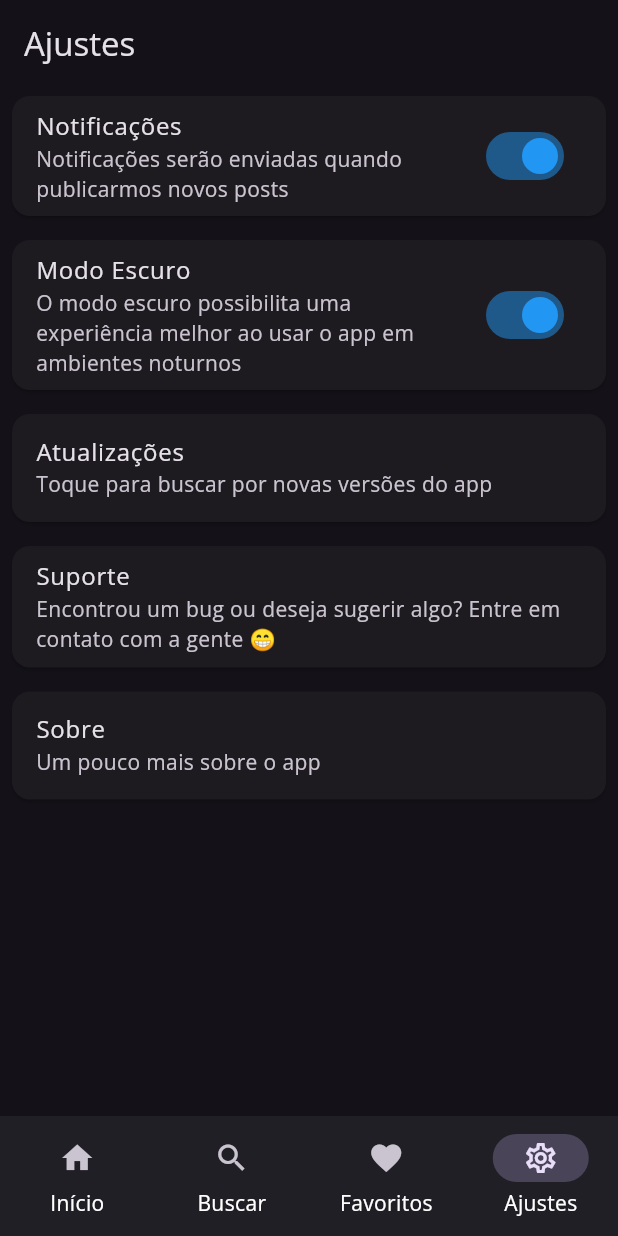
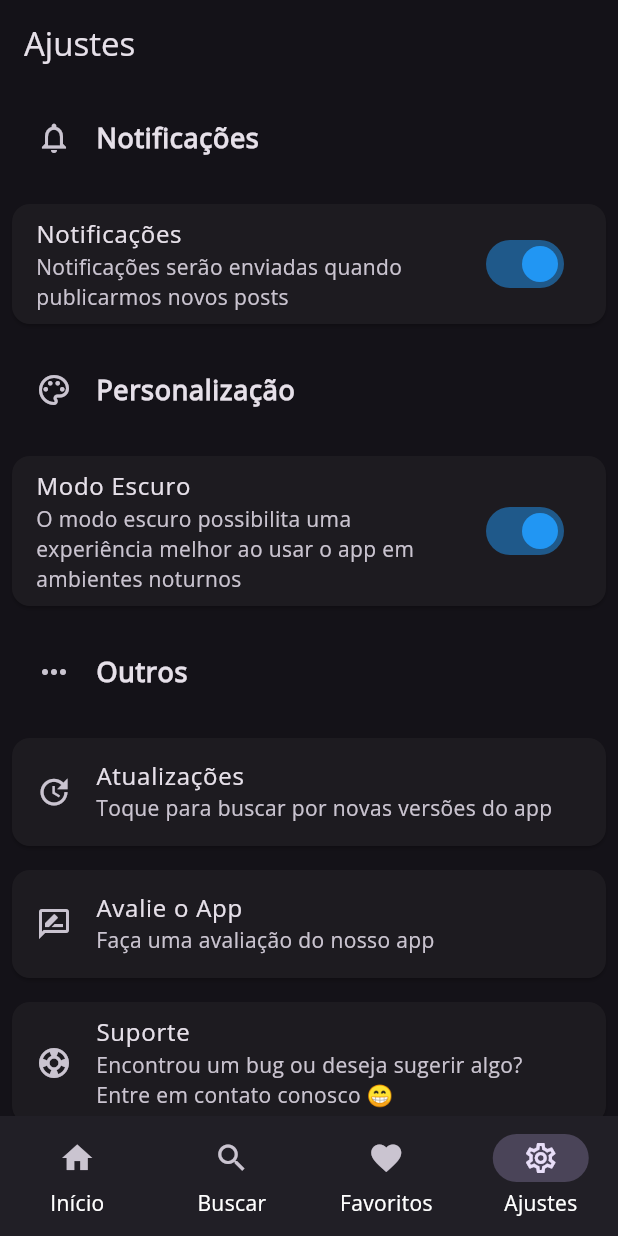
Before and after one commit to hendrilmendes/News-Droid, a Flutter app: the screen it shows after launch, item 4 of the bottom bar chosen, on a phone screen of 412 x 824 dp. Run offline on Flutter 3.47's test engine with Material 3 defaults, Android fonts, the phone set to English and light mode, and no system bars; drawn by our look-alikes of dynamic_color; our stand-ins replace cached_network_image, connectivity_plus, firebase_core, firebase_crashlytics, firebase_messaging, flutter_expandable_fab and 10 more; missing offline and left inert: feedback, flutter_email_sender, flutter_web_auth_2; accounts and stored records are empty; network calls fail.

Commit message:
Melhorias visuais, correções e novo recurso

```diff
--- a/lib/api/api.dart
+++ b/lib/api/api.dart
@@ -1,3 +1,3 @@
-const String blogId = '3386768038934102311'; // Sua ID do blog
+const String blogId = '3386768038934102311'; // ID do blog
 const String apiKey =
-    'AIzaSyDnllJ2_CVl0wqYH-ZhgYnWw1BT42g5wZk'; // Sua chave de API
+    'AIzaSyDnllJ2_CVl0wqYH-ZhgYnWw1BT42g5wZk'; // Chave de API
--- a/lib/helper/auth.dart
+++ b/lib/helper/auth.dart
@@ -32,7 +32,7 @@ class OAuth2Helper {
     } catch (e) {
       // Lida com erros de autenticação.
       if (kDebugMode) {
-        print('Erro de autenticação: $e');
+        print("Erro de autenticação: $e");
       }
       return null;
     }
@@ -59,7 +59,7 @@ class OAuth2Helper {
       return accessToken;
     } else {
       if (kDebugMode) {
-        print('Erro ao obter o token de acesso: ${response.body}');
+        print("Erro ao obter o token de acesso: ${response.body}");
       }
       return null;
     }
--- a/lib/main.dart
+++ b/lib/main.dart
@@ -35,12 +35,15 @@ main() async {
     options: DefaultFirebaseOptions.currentPlatform,
   );
 
+  // Favoritos
   await Hive.initFlutter();
   Hive.registerAdapter(FavoritePostAdapter());
   await Hive.openBox('favorite_posts');
 
+  //Data da publicacao formatada
   await initializeDateFormatting();
 
+  //Firebase
   FirebaseMessaging messaging = FirebaseMessaging.instance;
 
   NotificationSettings settings = await messaging.requestPermission(
@@ -54,7 +57,7 @@ main() async {
   );
 
   if (kDebugMode) {
-    print('User granted permission: ${settings.authorizationStatus}');
+    print("Permissão concedida ao usuário: ${settings.authorizationStatus}");
   }
 
   FlutterError.onError = FirebaseCrashlytics.instance.recordFlutterFatalError;
@@ -62,15 +65,15 @@ main() async {
 
   FirebaseMessaging.onMessage.listen((RemoteMessage message) {
     if (kDebugMode) {
-      print('Got a message whilst in the foreground!');
+      print("Recebi uma mensagem enquanto estava em primeiro plano!");
     }
     if (kDebugMode) {
-      print('Message data: ${message.data}');
+      print("Dados da mensagem: ${message.data}");
     }
 
     if (message.notification != null) {
       if (kDebugMode) {
-        print('Message also contained a notification: ${message.notification}');
+        print("A mensagem continha uma notificação: ${message.notification}");
       }
     }
   });
@@ -79,7 +82,7 @@ main() async {
 Future<void> _firebaseMessagingBackgroundHandler(RemoteMessage message) async {
   await Firebase.initializeApp();
   if (kDebugMode) {
-    print("Handling a background message: ${message.messageId}");
+    print("Lidando com uma mensagem em segundo plano: ${message.messageId}");
   }
 }
 
--- a/lib/telas/config/config.dart
+++ b/lib/telas/config/config.dart
@@ -5,6 +5,7 @@ import 'package:flutter/foundation.dart';
 import 'package:flutter/material.dart';
 import 'package:firebase_messaging/firebase_messaging.dart';
 import 'package:flutter_email_sender/flutter_email_sender.dart';
+import 'package:in_app_review/in_app_review.dart';
 import 'package:newsdroid/api/updater.dart';
 import 'package:newsdroid/telas/sobre/sobre.dart';
 import 'package:package_info_plus/package_info_plus.dart';
@@ -36,9 +37,9 @@ class _SettingsScreenState extends State<SettingsScreen> {
       setState(() {
         appVersion = packageInfo.version;
         appBuild = packageInfo.buildNumber;
-        authorApp = 'Hendril Mendes';
+        authorApp = "Hendril Mendes";
         descApp =
-            'Um projeto amador para um app de notícias que usa a API do Blogger';
+            "Um projeto amador para um app de notícias que usa a API do Blogger";
       });
     });
 
@@ -47,14 +48,14 @@ class _SettingsScreenState extends State<SettingsScreen> {
     // Ouvinte de alterações de estado para notificações
     FirebaseMessaging.instance.onTokenRefresh.listen((token) {
       if (kDebugMode) {
-        print('Token atualizado: $token');
+        print("Token atualizado: $token");
       }
     });
 
     // Ouvinte de notificações
     FirebaseMessaging.onMessage.listen((RemoteMessage message) {
       if (kDebugMode) {
-        print('Mensagem recebida: ${message.data}');
+        print("Mensagem recebida: ${message.data}");
       }
 
       // Se a notificação contém uma ação, execute-a
@@ -75,7 +76,7 @@ class _SettingsScreenState extends State<SettingsScreen> {
       String? token = await FirebaseMessaging.instance.getToken();
       if (token != null && kDebugMode) {
         if (kDebugMode) {
-          print('Token registered: $token');
+          print("Token registrado: $token");
         }
       }
     }
@@ -89,13 +90,13 @@ class _SettingsScreenState extends State<SettingsScreen> {
       String? token = await FirebaseMessaging.instance.getToken();
       if (token != null && kDebugMode) {
         if (kDebugMode) {
-          print('Token registered: $token');
+          print("Token registtrado: $token");
         }
       }
     } else {
       await FirebaseMessaging.instance.deleteToken();
       if (kDebugMode) {
-        print('Token unregistered.');
+        print("Token não registrado.");
       }
     }
   }
@@ -114,20 +115,51 @@ class _SettingsScreenState extends State<SettingsScreen> {
 
     return Scaffold(
       appBar: AppBar(
-        title: const Text('Ajustes'),
+        title: const Text("Ajustes"),
       ),
       body: ListView(
         children: [
-          // Notificacoes
-          Card(
+          _buildCategoryHeader("Notificações", Icons.notifications_outlined),
+          _buildNotificationSettings(),
+          _buildCategoryHeader("Personalização", Icons.palette_outlined),
+          _buildThemeSettings(themeModel),
+          _buildCategoryHeader("Outros", Icons.more_horiz),
+          _buildUpdateSettings(),
+          _buildReview(),
+          _buildSupportSettings(),
+          _buildAboutSettings(),
+        ],
+      ),
+    );
+  }
+
+  Widget _buildCategoryHeader(String title, IconData icon) {
+    return Padding(
+      padding: const EdgeInsets.all(8.0),
+      child: ListTile(
+        leading: Icon(icon),
+        title: Text(
+          title,
+          style: const TextStyle(
+            fontWeight: FontWeight.bold,
+            fontSize: 18,
+          ),
+        ),
+      ),
+    );
+  }
+
+  Widget _buildNotificationSettings() {
+    return Card(
       clipBehavior: Clip.hardEdge,
       margin: const EdgeInsets.all(8.0),
-            child: SwitchListTile.adaptive(
-              activeColor: Colors.blue,
-              title: const Text('Notificações'),
+      child: ListTile(
+        title: const Text("Notificações"),
         subtitle: const Text(
           "Notificações serão enviadas quando publicarmos novos posts",
         ),
+        trailing: Switch(
+          activeColor: Colors.blue,
           value: _notificationsEnabled,
           onChanged: (value) {
             setState(() {
@@ -137,17 +169,20 @@ class _SettingsScreenState extends State<SettingsScreen> {
           },
         ),
       ),
+    );
+  }
 
-          // Temas
-          Card(
+  Widget _buildThemeSettings(ThemeModel themeModel) {
+    return Card(
       clipBehavior: Clip.hardEdge,
       margin: const EdgeInsets.all(8.0),
-            child: SwitchListTile.adaptive(
-              activeColor: Colors.blue,
-              title: const Text('Modo Escuro'),
+      child: ListTile(
+        title: const Text("Modo Escuro"),
         subtitle: const Text(
           "O modo escuro possibilita uma experiência melhor ao usar o app em ambientes noturnos",
         ),
+        trailing: Switch(
+          activeColor: Colors.blue,
           value: themeModel.isDarkMode,
           onChanged: (value) {
             themeModel.toggleDarkMode();
@@ -155,31 +190,36 @@ class _SettingsScreenState extends State<SettingsScreen> {
           },
         ),
       ),
+    );
+  }
 
-          // Versao
-          Card(
+  Widget _buildUpdateSettings() {
+    return Card(
       clipBehavior: Clip.hardEdge,
       margin: const EdgeInsets.all(8.0),
       child: ListTile(
-              title: const Text('Atualizações'),
-              subtitle:
-                  const Text('Toque para buscar por novas versões do app'),
+        title: const Text("Atualizações"),
+        subtitle: const Text("Toque para buscar por novas versões do app"),
+        leading: const Icon(Icons.update),
         onTap: () {
           Updater.checkForUpdates(context);
         },
       ),
-          ),
-          // Suporte
-          Card(
+    );
+  }
+
+  Widget _buildSupportSettings() {
+    return Card(
       clipBehavior: Clip.hardEdge,
       margin: const EdgeInsets.all(8.0),
       child: ListTile(
         title: const Text(
-                'Suporte',
+          "Suporte",
         ),
         subtitle: const Text(
-                'Encontrou um bug ou deseja sugerir algo? Entre em contato com a gente 😁',
+          "Encontrou um bug ou deseja sugerir algo? Entre em contato conosco 😁",
         ),
+        leading: const Icon(Icons.support),
         onTap: () {
           BetterFeedback.of(context).show((feedback) async {
             final screenshotFilePath =
@@ -196,14 +236,36 @@ class _SettingsScreenState extends State<SettingsScreen> {
           });
         },
       ),
-          ),
-          // Sobre
-          Card(
+    );
+  }
+
+  Widget _buildReview() {
+    return Card(
       clipBehavior: Clip.hardEdge,
       margin: const EdgeInsets.all(8.0),
       child: ListTile(
-              title: const Text('Sobre'),
+        title: const Text("Avalie o App"),
+        subtitle: const Text("Faça uma avaliação do nosso app"),
+        leading: const Icon(Icons.rate_review_outlined),
+        onTap: () async {
+          final InAppReview inAppReview = InAppReview.instance;
+
+          if (await inAppReview.isAvailable()) {
+            inAppReview.requestReview();
+          }
+        },
+      ),
+    );
+  }
+
+  Widget _buildAboutSettings() {
+    return Card(
+      clipBehavior: Clip.hardEdge,
+      margin: const EdgeInsets.all(8.0),
+      child: ListTile(
+        title: const Text("Sobre"),
         subtitle: const Text("Um pouco mais sobre o app"),
+        leading: const Icon(Icons.info),
         onTap: () {
           Navigator.push(
             context,
@@ -211,9 +273,6 @@ class _SettingsScreenState extends State<SettingsScreen> {
           );
         },
       ),
-          ),
-        ],
-      ),
     );
   }
 }
--- a/pubspec.yaml
+++ b/pubspec.yaml
@@ -66,6 +66,9 @@ dependencies:
 # Provider
   provider: ^6.1.1
 
+# Review
+  in_app_review: ^2.0.8
+
 # Share Plus
   share_plus: ^7.2.1
 
```
Also changed, not shown: lib/api/updater.dart (+36 -19 lines), lib/telas/comentarios/comentarios.dart (+11 -27 lines), lib/telas/erro/erro.dart (+25 -5 lines), lib/telas/favoritos/favoritos.dart (+35 -16 lines), lib/telas/home/home.dart (+16 -7 lines), lib/telas/pesquisa/pesquisa.dart (+20 -17 lines), lib/telas/posts/posts_details.dart (+15 -27 lines), lib/telas/sobre/sobre.dart (+29 -6 lines), lib/widgets/adaptative_action.dart (deleted, +0 -19 lines), lib/widgets/bottom_navigation.dart (+4 -4 lines), pubspec.lock, 2 other files. Lines whose indentation alone changed are shown as unchanged.
